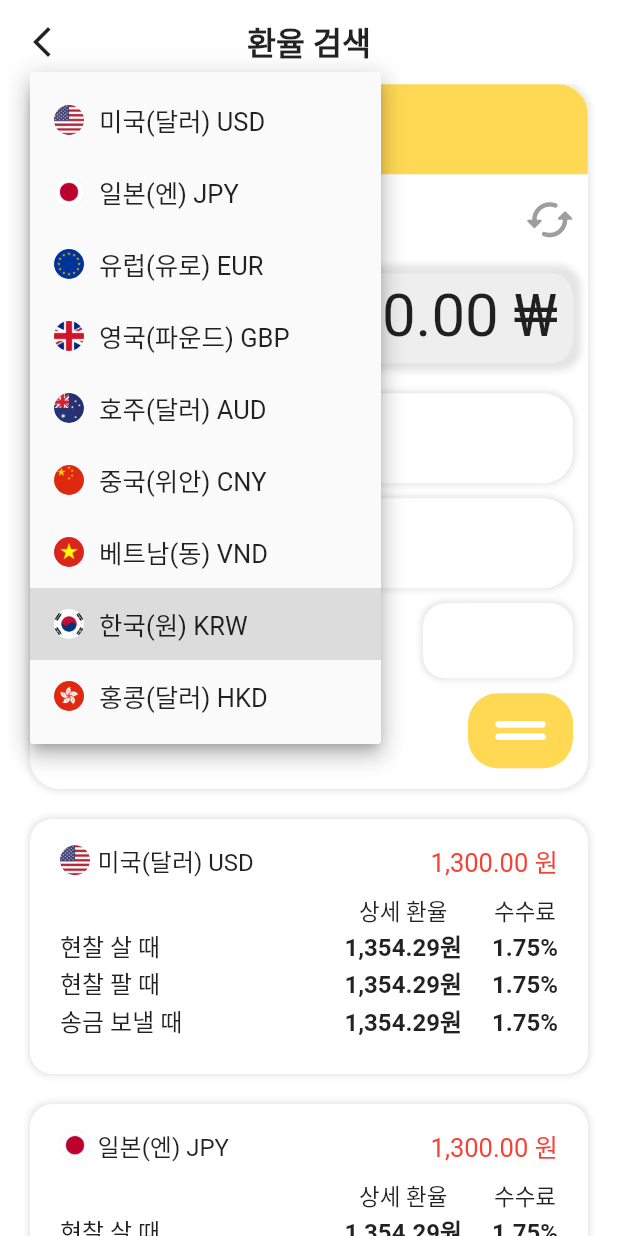
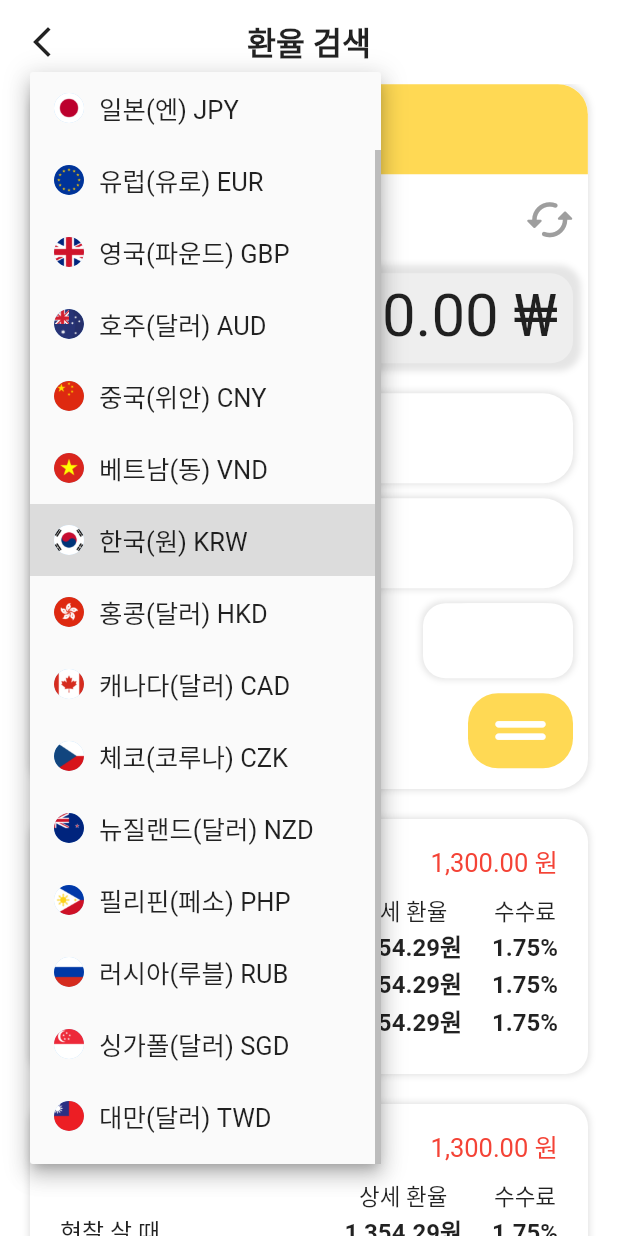
Before and after one commit to Donne-All-Around/DonneAllAround, a Flutter app: the BankDetailPage screen opened directly, after a tap on the "cached" icon, after a tap on "한국(원) KRW", on a phone screen of 412 x 824 dp. Run offline on Flutter 3.47's test engine with Material 2 defaults, Android fonts, the light colour scheme and no system bars; our stand-ins replace awesome_bottom_bar, chat_bubbles, fl_chart, flutter_chat_bubble, geocoding, geolocator and 3 more; missing offline and left inert: bottom_picker, kpostal.

Commit message:
0926 HA 통화 단위 추가 및 변경

```diff
--- a/frontend/a705/lib/bank_detail.dart
+++ b/frontend/a705/lib/bank_detail.dart
@@ -39,7 +39,14 @@ class _BankDetailPageState extends State<BankDetailPage> {
     '중국(위안) CNY',
     '베트남(동) VND',
     '한국(원) KRW',
-    '홍콩(달러) HKD'
+    '홍콩(달러) HKD',
+    '캐나다(달러) CAD',
+    '체코(코루나) CZK',
+    '뉴질랜드(달러) NZD',
+    '필리핀(페소) PHP',
+    '러시아(루블) RUB',
+    '싱가폴(달러) SGD',
+    '대만(달러) TWD',
   ];
   var _selectedValue1 = '미국(달러) USD';
   int idx1 = 0;
@@ -53,9 +60,16 @@ class _BankDetailPageState extends State<BankDetailPage> {
     'CNY',
     'VND',
     'KRW',
-    'HKD'
+    'HKD',
+    'CAD',
+    'CZK',
+    'NZD',
+    'PHP',
+    'RUB',
+    'SGD',
+    'TWD',
   ];
-  List<String> sign1 = ['\$', '¥', '€', '£', '\$', '¥', '₫','₩', '\$'];
+  List<String> sign1 = ['\$', '¥', '€', '£', '\$', '¥', '₫','₩', '\$', '\$', 'Kč', '\$', '₱', '₽', '\$', '\$'];
   // 두번째 통화
   final _valueList2 = [
     '미국(달러) USD',
@@ -66,7 +80,14 @@ class _BankDetailPageState extends State<BankDetailPage> {
     '중국(위안) CNY',
     '베트남(동) VND',
     '한국(원) KRW',
-    '홍콩(달러) HKD'
+    '홍콩(달러) HKD',
+    '캐나다(달러) CAD',
+    '체코(코루나) CZK',
+    '뉴질랜드(달러) NZD',
+    '필리핀(페소) PHP',
+    '러시아(루블) RUB',
+    '싱가폴(달러) SGD',
+    '대만(달러) TWD',
   ];
   var _selectedValue2 = '한국(원) KRW';
   int idx2 = 7;
@@ -80,9 +101,16 @@ class _BankDetailPageState extends State<BankDetailPage> {
     'CNY',
     'VND',
     'KRW',
-    'HKD'
+    'HKD',
+    'CAD',
+    'CZK',
+    'NZD',
+    'PHP',
+    'RUB',
+    'SGD',
+    'TWD',
   ];
-  List<String> sign2 = ['\$', '¥', '€', '£', '\$', '¥', '₫', '₩','\$'];
+  List<String> sign2 = ['\$', '¥', '€', '£', '\$', '¥', '₫','₩', '\$', '\$', 'Kč', '\$', '₱', '₽', '\$', '\$'];
 
  // 수수료율
   final _percentList = ['현찰 살 때', '현찰 팔 때', '송금 보낼 때'];
@@ -606,7 +634,14 @@ class _ListViewBuilderState extends State<ListViewBuilder> {
     '중국(위안) CNY',
     '베트남(동) VND',
     '한국(원) KRW',
-    '홍콩(달러) HKD'
+    '홍콩(달러) HKD',
+    '캐나다(달러) CAD',
+    '체코(코루나) CZK',
+    '뉴질랜드(달러) NZD',
+    '필리핀(페소) PHP',
+    '러시아(루블) RUB',
+    '싱가폴(달러) SGD',
+    '대만(달러) TWD',
   ];
   var _selectedValue1 = '미국(달러) USD';
   int idx1 = 0;
@@ -620,7 +655,14 @@ class _ListViewBuilderState extends State<ListViewBuilder> {
     'CNY',
     'VND',
     'KRW',
-    'HKD'
+    'HKD',
+    'CAD',
+    'CZK',
+    'NZD',
+    'PHP',
+    'RUB',
+    'SGD',
+    'TWD',
   ];
 
 
--- a/frontend/a705/lib/exchange_detail.dart
+++ b/frontend/a705/lib/exchange_detail.dart
@@ -29,7 +29,14 @@ class _ExchangeDetailPageState extends State<ExchangeDetailPage> {
     '중국(위안) CNY',
     '베트남(동) VND',
     '한국(원) KRW',
-    '홍콩(달러) HKD'
+    '홍콩(달러) HKD',
+    '캐나다(달러) CAD',
+    '체코(코루나) CZK',
+    '뉴질랜드(달러) NZD',
+    '필리핀(페소) PHP',
+    '러시아(루블) RUB',
+    '싱가폴(달러) SGD',
+    '대만(달러) TWD',
   ];
   var _selectedValue = '미국(달러) USD';
 
@@ -42,7 +49,14 @@ class _ExchangeDetailPageState extends State<ExchangeDetailPage> {
     'CNY',
     'VND',
     'KRW',
-    'HKD'
+    'HKD',
+    'CAD',
+    'CZK',
+    'NZD',
+    'PHP',
+    'RUB',
+    'SGD',
+    'TWD',
   ];
 
   String selectedButton = ''; // 선택된 버튼
@@ -113,7 +127,7 @@ class _ExchangeDetailPageState extends State<ExchangeDetailPage> {
                                   Container(
                                     margin:
                                         const EdgeInsets.fromLTRB(10, 10, 0, 10),
-                                    width: 180,
+                                    width: 190,
                                     height: 55,
                                     // color: Colors.red,
                                     child: DropdownButtonHideUnderline(
@@ -131,7 +145,7 @@ class _ExchangeDetailPageState extends State<ExchangeDetailPage> {
                                                     radius: 10,
                                                   ),
                                                   const SizedBox(
-                                                    width: 10,
+                                                    width: 7,
                                                   ),
                                             Text(value),
                                             ],
--- a/frontend/a705/lib/exchange_page.dart
+++ b/frontend/a705/lib/exchange_page.dart
@@ -33,7 +33,14 @@ class _ExchangePageState extends State<ExchangePage> {
     '중국(위안) CNY',
     '베트남(동) VND',
     '한국(원) KRW',
-    '홍콩(달러) HKD'
+    '홍콩(달러) HKD',
+    '캐나다(달러) CAD',
+    '체코(코루나) CZK',
+    '뉴질랜드(달러) NZD',
+    '필리핀(페소) PHP',
+    '러시아(루블) RUB',
+    '싱가폴(달러) SGD',
+    '대만(달러) TWD',
   ];
   var _selectedValue1 = '미국(달러) USD';
   int idx1 = 0;
@@ -47,9 +54,16 @@ class _ExchangePageState extends State<ExchangePage> {
     'CNY',
     'VND',
     'KRW',
-    'HKD'
+    'HKD',
+    'CAD',
+    'CZK',
+    'NZD',
+    'PHP',
+    'RUB',
+    'SGD',
+    'TWD',
   ];
-  List<String> sign1 = ['\$', '¥', '€', '£', '\$', '¥', '₫','₩', '\$'];
+  List<String> sign1 = ['\$', '¥', '€', '£', '\$', '¥', '₫','₩', '\$', '\$', 'Kč', '\$', '₱', '₽', '\$', '\$'];
 
  // 두번째 통화
   final _valueList2 = [
@@ -61,7 +75,14 @@ class _ExchangePageState extends State<ExchangePage> {
     '중국(위안) CNY',
     '베트남(동) VND',
     '한국(원) KRW',
-    '홍콩(달러) HKD'
+    '홍콩(달러) HKD',
+    '캐나다(달러) CAD',
+    '체코(코루나) CZK',
+    '뉴질랜드(달러) NZD',
+    '필리핀(페소) PHP',
+    '러시아(루블) RUB',
+    '싱가폴(달러) SGD',
+    '대만(달러) TWD',
   ];
   var _selectedValue2 = '한국(원) KRW';
   int idx2 = 7;
@@ -75,9 +96,16 @@ class _ExchangePageState extends State<ExchangePage> {
     'CNY',
     'VND',
     'KRW',
-    'HKD'
+    'HKD',
+    'CAD',
+    'CZK',
+    'NZD',
+    'PHP',
+    'RUB',
+    'SGD',
+    'TWD',
   ];
-  List<String> sign2 = ['\$', '¥', '€', '£', '\$', '¥', '₫', '₩','\$'];
+  List<String> sign2 =['\$', '¥', '€', '£', '\$', '¥', '₫','₩', '\$', '\$', 'Kč', '\$', '₱', '₽', '\$', '\$'];
 
   // 세번째 통화
   final _valueList3 = [
@@ -89,7 +117,14 @@ class _ExchangePageState extends State<ExchangePage> {
     '중국(위안) CNY',
     '베트남(동) VND',
     '한국(원) KRW',
-    '홍콩(달러) HKD'
+    '홍콩(달러) HKD',
+    '캐나다(달러) CAD',
+    '체코(코루나) CZK',
+    '뉴질랜드(달러) NZD',
+    '필리핀(페소) PHP',
+    '러시아(루블) RUB',
+    '싱가폴(달러) SGD',
+    '대만(달러) TWD',
   ];
   var _selectedValue3 = '베트남(동) VND';
   int idx3 = 6;
@@ -103,9 +138,16 @@ class _ExchangePageState extends State<ExchangePage> {
     'CNY',
     'VND',
     'KRW',
-    'HKD'
+    'HKD',
+    'CAD',
+    'CZK',
+    'NZD',
+    'PHP',
+    'RUB',
+    'SGD',
+    'TWD',
   ];
-  List<String> sign3 = ['\$', '¥', '€', '£', '\$', '¥', '₫','₩', '\$'];
+  List<String> sign3 = ['\$', '¥', '€', '£', '\$', '¥', '₫','₩', '\$', '\$', 'Kč', '\$', '₱', '₽', '\$', '\$'];
 
   // 네번째 통화
   final _valueList4 = [
@@ -117,7 +159,14 @@ class _ExchangePageState extends State<ExchangePage> {
     '중국(위안) CNY',
     '베트남(동) VND',
     '한국(원) KRW',
-    '홍콩(달러) HKD'
+    '홍콩(달러) HKD',
+    '캐나다(달러) CAD',
+    '체코(코루나) CZK',
+    '뉴질랜드(달러) NZD',
+    '필리핀(페소) PHP',
+    '러시아(루블) RUB',
+    '싱가폴(달러) SGD',
+    '대만(달러) TWD',
   ];
   var _selectedValue4 = '한국(원) KRW';
   int idx4 = 7;
@@ -131,9 +180,16 @@ class _ExchangePageState extends State<ExchangePage> {
     'CNY',
     'VND',
     'KRW',
-    'HKD'
+    'HKD',
+    'CAD',
+    'CZK',
+    'NZD',
+    'PHP',
+    'RUB',
+    'SGD',
+    'TWD',
   ];
-  List<String> sign4 = ['\$', '¥', '€', '£', '\$', '¥', '₫', '₩','\$'];
+  List<String> sign4 = ['\$', '¥', '€', '£', '\$', '¥', '₫','₩', '\$', '\$', 'Kč', '\$', '₱', '₽', '\$', '\$'];
 
 
   final _bankList = ['신한은행', '하나은행'];
@@ -1081,7 +1137,14 @@ class _ListViewBuilderState extends State<ListViewBuilder> {
     '중국(위안) CNY',
     '베트남(동) VND',
     '한국(원) KRW',
-    '홍콩(달러) HKD'
+    '홍콩(달러) HKD',
+    '캐나다(달러) CAD',
+    '체코(코루나) CZK',
+    '뉴질랜드(달러) NZD',
+    '필리핀(페소) PHP',
+    '러시아(루블) RUB',
+    '싱가폴(달러) SGD',
+    '대만(달러) TWD',
   ];
   int idx1 = 0;
 
@@ -1094,7 +1157,15 @@ class _ListViewBuilderState extends State<ListViewBuilder> {
     'CNY',
     'VND',
     'KRW',
-    'HKD'
+    'HKD',
+    'CAD',
+    'CZK',
+    'NZD',
+    'PHP',
+    'RUB',
+    'SGD',
+    'TWD',
+
   ];
 
 
--- a/frontend/a705/lib/home_page.dart
+++ b/frontend/a705/lib/home_page.dart
@@ -592,7 +592,15 @@ List<String> country = [
   '호주(달러)',
   '중국(위안)',
   '베트남(동)',
-  '홍콩(달러)'
+  '한국(원)',
+  '홍콩(달러)',
+  '캐나다(달러)',
+  '체코(코루나)',
+  '뉴질랜드(달러)',
+  '필리핀(페소)',
+  '러시아(루블)',
+  '싱가폴(달러)',
+  '대만(달러)',
 ];
 List<String> currency = [
   'USD',
@@ -602,9 +610,17 @@ List<String> currency = [
   'AUD',
   'CNY',
   'VND',
-  'HKD'
+  'KRW',
+  'HKD',
+  'CAD',
+  'CZK',
+  'NZD',
+  'PHP',
+  'RUB',
+  'SGD',
+  'TWD',
 ];
-List<String> sign = ['\$', '¥', '€', '£', '\$', '¥', '₫', '\$'];
+List<String> sign = ['\$', '¥', '€', '£', '\$', '¥', '₫','₩', '\$', '\$', 'Kč', '\$', '₱', '₽', '\$', '\$'];
 
 List<int> unit = [1, 100, 1, 1, 1, 1, 100, 1];
 
--- a/frontend/a705/lib/transaction_page.dart
+++ b/frontend/a705/lib/transaction_page.dart
@@ -24,7 +24,15 @@ class _TransactionPageState extends State<TransactionPage> {
     '호주(달러) AUD',
     '중국(위안) CNY',
     '베트남(동) VND',
-    '홍콩(달러) HKD'
+    '한국(원) KRW',
+    '홍콩(달러) HKD',
+    '캐나다(달러) CAD',
+    '체코(코루나) CZK',
+    '뉴질랜드(달러) NZD',
+    '필리핀(페소) PHP',
+    '러시아(루블) RUB',
+    '싱가폴(달러) SGD',
+    '대만(달러) TWD',
   ];
   var _selectedValue = '미국(달러) USD';
   int idx = 0;
@@ -37,9 +45,17 @@ class _TransactionPageState extends State<TransactionPage> {
     'AUD',
     'CNY',
     'VND',
-    'HKD'
+    'KRW',
+    'HKD',
+    'CAD',
+    'CZK',
+    'NZD',
+    'PHP',
+    'RUB',
+    'SGD',
+    'TWD',
   ];
-  List<String> sign = ['\$', '¥', '€', '£', '\$', '¥', '₫', '\$'];
+  List<String> sign = ['\$', '¥', '€', '£', '\$', '¥', '₫','₩', '\$', '\$', 'Kč', '\$', '₱', '₽', '\$', '\$'];
 
   List<File> selectedImages = [];
   final picker = ImagePicker();
```
